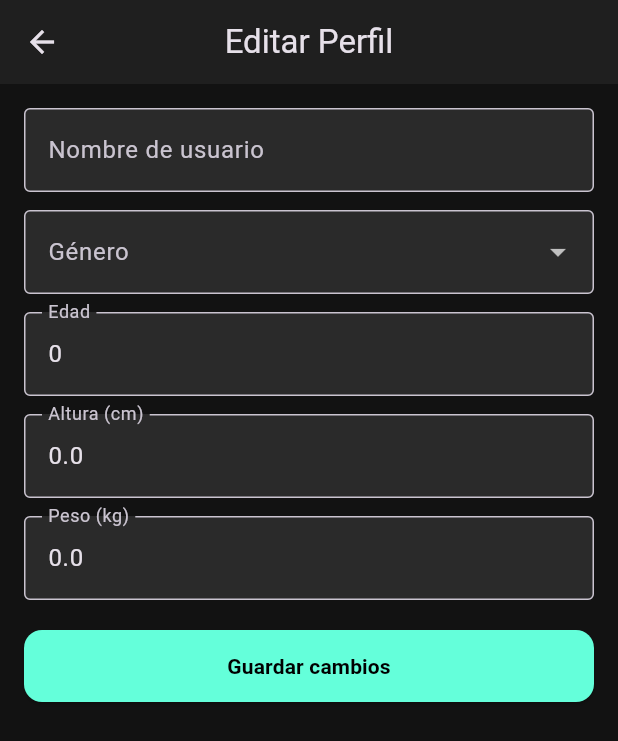
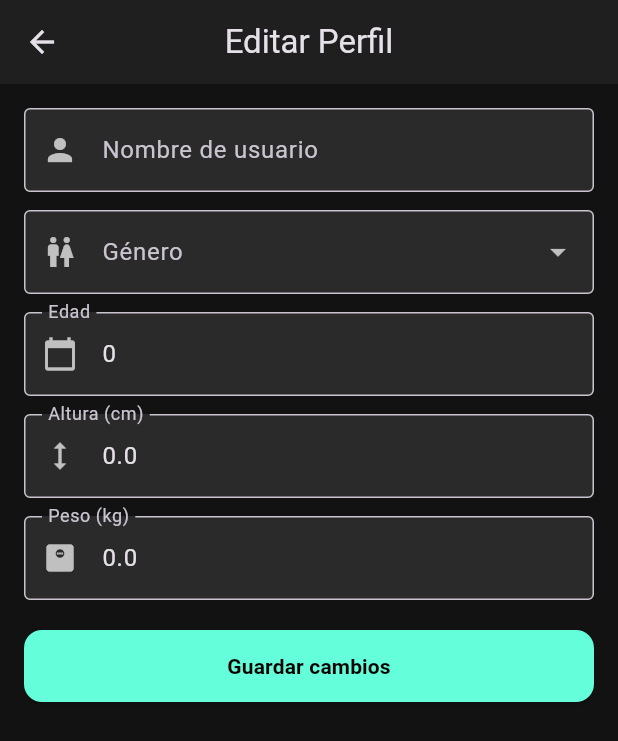
Before and after one commit to dlRosal/vitalrack, a Flutter app: the EditProfileScreen screen opened directly with empty values, on a phone screen of 412 x 824 dp. Shown: the top 741 px of the screen. Run offline on Flutter 3.47's test engine with Material 3 defaults, Android fonts, the phone set to English and light mode, and no system bars; our stand-ins replace flutter_riverpod, image_picker.

Commit message:
Mas cambios

```diff
--- a/flutter_app/lib/screens/edit_profile_screen.dart
+++ b/flutter_app/lib/screens/edit_profile_screen.dart
@@ -17,7 +17,7 @@ class EditProfileScreen extends ConsumerStatefulWidget {
 
 class _EditProfileScreenState extends ConsumerState<EditProfileScreen> {
   late TextEditingController _usernameController;
-  String? _selectedGender; // Ya no usamos TextEditingController para género
+  String? _selectedGender;
   late TextEditingController _ageController;
   late TextEditingController _heightController;
   late TextEditingController _weightController;
@@ -30,14 +30,7 @@ class _EditProfileScreenState extends ConsumerState<EditProfileScreen> {
     super.initState();
     final u = widget.initialUser;
     _usernameController = TextEditingController(text: u.username);
-
-    // Inicializamos _selectedGender solo si el valor viene como 'male' o 'female'.
-    if (u.gender == 'male' || u.gender == 'female') {
-      _selectedGender = u.gender;
-    } else {
-      _selectedGender = null;
-    }
-
+    _selectedGender = (u.gender == 'male' || u.gender == 'female') ? u.gender : null;
     _ageController = TextEditingController(text: u.age?.toString() ?? '');
     _heightController = TextEditingController(text: u.height?.toString() ?? '');
     _weightController = TextEditingController(text: u.weight?.toString() ?? '');
@@ -69,7 +62,7 @@ class _EditProfileScreenState extends ConsumerState<EditProfileScreen> {
 
     try {
       final username = _usernameController.text.trim();
-      final gender = _selectedGender; // Tomamos el valor del dropdown
+      final gender = _selectedGender;
       final age = _ageController.text.trim().isEmpty
           ? null
           : int.tryParse(_ageController.text.trim());
@@ -122,6 +115,7 @@ class _EditProfileScreenState extends ConsumerState<EditProfileScreen> {
                   controller: _usernameController,
                   decoration: const InputDecoration(
                     labelText: 'Nombre de usuario',
+                    prefixIcon: Icon(Icons.person, color: Colors.white70),
                     filled: true,
                     fillColor: Color(0xFF2A2A2A),
                     border: OutlineInputBorder(),
@@ -134,6 +128,7 @@ class _EditProfileScreenState extends ConsumerState<EditProfileScreen> {
                   value: _selectedGender,
                   decoration: const InputDecoration(
                     labelText: 'Género',
+                    prefixIcon: Icon(Icons.wc, color: Colors.white70),
                     filled: true,
                     fillColor: Color(0xFF2A2A2A),
                     border: OutlineInputBorder(),
@@ -156,10 +151,11 @@ class _EditProfileScreenState extends ConsumerState<EditProfileScreen> {
                   keyboardType: TextInputType.number,
                   decoration: const InputDecoration(
                     labelText: 'Edad',
+                    hintText: 'Ej: 30',
+                    prefixIcon: Icon(Icons.calendar_today, color: Colors.white70),
                     filled: true,
                     fillColor: Color(0xFF2A2A2A),
                     border: OutlineInputBorder(),
-                    hintText: 'Ej: 30',
                   ),
                 ),
                 const SizedBox(height: 12),
@@ -170,10 +166,11 @@ class _EditProfileScreenState extends ConsumerState<EditProfileScreen> {
                   keyboardType: TextInputType.number,
                   decoration: const InputDecoration(
                     labelText: 'Altura (cm)',
+                    hintText: 'Ej: 175',
+                    prefixIcon: Icon(Icons.height, color: Colors.white70),
                     filled: true,
                     fillColor: Color(0xFF2A2A2A),
                     border: OutlineInputBorder(),
-                    hintText: 'Ej: 175',
                   ),
                 ),
                 const SizedBox(height: 12),
@@ -184,10 +181,11 @@ class _EditProfileScreenState extends ConsumerState<EditProfileScreen> {
                   keyboardType: TextInputType.number,
                   decoration: const InputDecoration(
                     labelText: 'Peso (kg)',
+                    hintText: 'Ej: 72.5',
+                    prefixIcon: Icon(Icons.monitor_weight, color: Colors.white70),
                     filled: true,
                     fillColor: Color(0xFF2A2A2A),
                     border: OutlineInputBorder(),
-                    hintText: 'Ej: 72.5',
                   ),
                 ),
                 const SizedBox(height: 20),
```
Also changed, not shown: flutter_app/lib/screens/session_log_screen.dart (+8 -1 lines).
